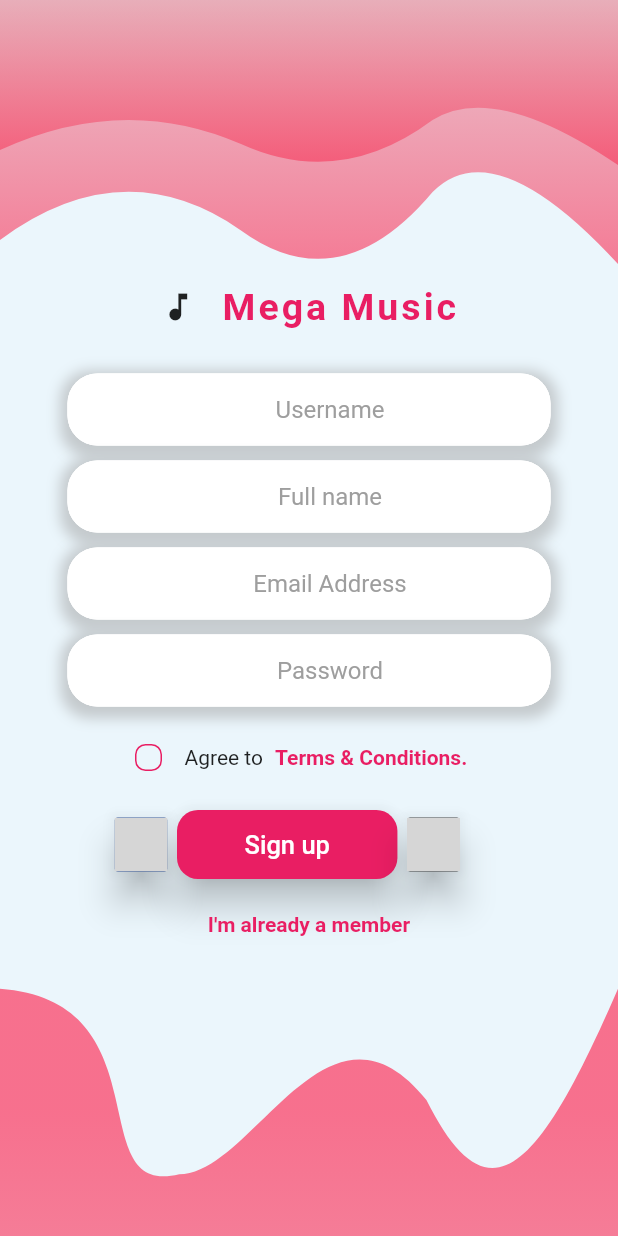
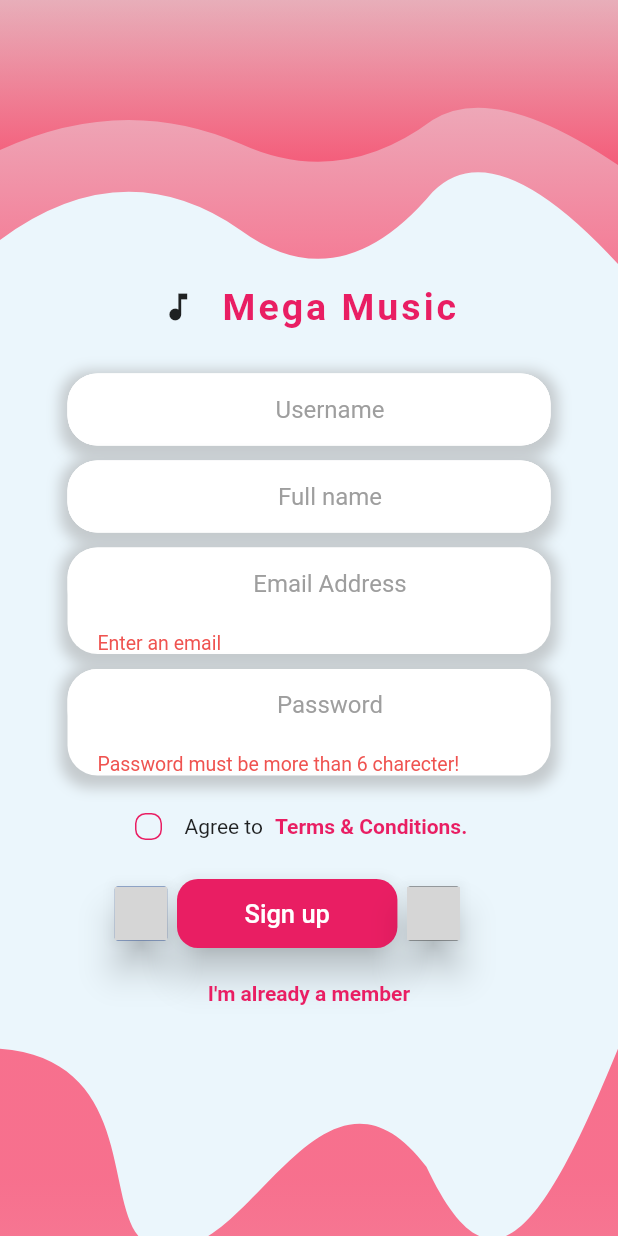
Before and after one commit to glULTRA/mysocial, a Flutter app: the Register screen opened directly, after a tap on "Sign up", on a phone screen of 412 x 824 dp. Run offline on Flutter 3.47's test engine with Material 2 defaults, Android fonts, the phone set to English and light mode, and no system bars; our stand-ins replace firebase_auth, firebase_core, flutter_signin_button, flutter_spinkit; accounts and stored records are empty; grey boxes are pictures that could not be loaded.

Commit message:
Redesigned TextInputDecoration

```diff
--- a/lib/screens/authenticate/register.dart
+++ b/lib/screens/authenticate/register.dart
@@ -1,6 +1,9 @@
 // ignore_for_file: deprecated_member_use
 
+import 'package:firebase_auth/firebase_auth.dart';
 import 'package:flutter/material.dart';
+import 'package:mysocial/models/user.dart';
+import 'package:mysocial/services/auth.dart';
 import 'package:mysocial/shared/forms/containerTextInputShadow.dart';
 import 'package:mysocial/shared/shapes/bottom_wave.dart';
 import 'package:mysocial/shared/shapes/wave.dart';
@@ -15,6 +18,18 @@ class Register extends StatefulWidget {
 
 class _RegisterState extends State<Register> {
   bool isAgree = false;
+  MegaUserData? mega_user_data = MegaUserData();
+  TextEditingController username = TextEditingController();
+  TextEditingController fullname = TextEditingController();
+  TextEditingController email = TextEditingController();
+  TextEditingController password = TextEditingController();
+
+  MegaUserData? user_data;
+
+  final AuthService _auth = AuthService();
+  final _formKey = GlobalKey<FormState>();
+  bool isValidate = true;
+
   @override
   Widget build(BuildContext context) {
     Size device_size = MediaQuery.of(context).size;
@@ -53,7 +68,9 @@ class _RegisterState extends State<Register> {
                   Opacity(
                     opacity: 0.60,
                     child: Container(
-                      height: device_size.height,
+                      height: isValidate
+                          ? device_size.height
+                          : device_size.height + 50,
                       child: CustomPaint(
                         painter: BottomWave(),
                         child: Container(),
@@ -64,6 +81,8 @@ class _RegisterState extends State<Register> {
                     child: Container(
                       padding:
                           EdgeInsets.only(top: 190, left: 45.0, right: 45.0),
+                      child: Form(
+                        key: _formKey,
                         child: Column(
                           children: [
                             Wrap(
@@ -86,18 +105,24 @@ class _RegisterState extends State<Register> {
                               placeholder: "Username",
                               icon: null,
                               textAlign: TextAlign.center,
+                              controller: username,
+                              // validator: (username) => AuthService().isUsernameExist(username) ? "Username already taken" : null;
                             ),
                             SizedBox(height: 10.0),
                             ContainerTextInputShadow(
                               placeholder: "Full name",
                               icon: null,
                               textAlign: TextAlign.center,
+                              controller: fullname,
                             ),
                             SizedBox(height: 10.0),
                             ContainerTextInputShadow(
                               placeholder: "Email Address",
                               icon: null,
                               textAlign: TextAlign.center,
+                              controller: email,
+                              validator2: (email) =>
+                                  email!.isEmpty ? 'Enter an email' : null,
                             ),
                             SizedBox(height: 10.0),
                             ContainerTextInputShadow(
@@ -105,6 +130,10 @@ class _RegisterState extends State<Register> {
                               placeholder: "Password",
                               icon: null,
                               textAlign: TextAlign.center,
+                              controller: password,
+                              validator2: (password) => password!.length < 6
+                                  ? 'Password must be more than 6 charecter!'
+                                  : null,
                             ),
                             SizedBox(height: 10.0),
                             Row(
@@ -153,7 +182,16 @@ class _RegisterState extends State<Register> {
                                   onPressed: () {},
                                 ),
                                 RaisedButton(
-                                onPressed: () {},
+                                  onPressed: () async {
+                                    if (_formKey.currentState!.validate()) {
+                                      print("Hello");
+                                      isValidate = true;
+                                    } else {
+                                      setState(() {
+                                        isValidate = false;
+                                      });
+                                    }
+                                  },
                                   color: Colors.pink[500],
                                   elevation: 10.0,
                                   padding: EdgeInsets.only(
@@ -198,6 +236,7 @@ class _RegisterState extends State<Register> {
                         ),
                       ),
                     ),
+                  ),
                 ],
               )),
         ),
--- a/lib/services/auth.dart
+++ b/lib/services/auth.dart
@@ -1,4 +1,74 @@
+import 'package:firebase_auth/firebase_auth.dart';
+import 'package:mysocial/models/user.dart';
 
-class AuthService{
+class AuthService {
+  // Firbase authentication object.
+  final FirebaseAuth _auth = FirebaseAuth.instance;
 
+  // User instance
+  MegaUser? _userFromFireBase(User? user) {
+    // if user is not null we gonna make a new user within it's id.
+    return user != null ? MegaUser(uid: user.uid) : null;
+  }
+
+  // Authentication change user stream.
+  Stream<MegaUser?> get user {
+    return _auth.authStateChanges().map(_userFromFireBase);
+  }
+
+  // <---------Register--------->
+  // Email & password Register.
+  Future registerWithEmailAndPassword({
+    required String email,
+    required String password,
+    String? username,
+    String? fullname,
+  }) async {
+    try {
+      UserCredential result = await _auth.createUserWithEmailAndPassword(
+        email: email,
+        password: password,
+      );
+      // Get a user
+      User? user = result.user;
+      // Add username/fullname to database.
+      // ....
+      // Return Mega User id.
+      return _userFromFireBase(user);
+    } catch (e) {
+      print("Error::Register::Email/Password::$e");
+      return null;
+    }
+  }
+
+  // Facebool Register.
+  // Github Register.
+  // <---------SignIn--------->
+  // Sign in with email/username and password.
+  Future signInWithEmailAndPassword({
+    required String email,
+    required String password,
+  }) async {
+    try {
+      UserCredential? result = await _auth.signInWithEmailAndPassword(
+          email: email, password: password);
+      User? user = result.user;
+      return _userFromFireBase(user!);
+    } catch (e) {
+      print("Error::SignIn::Email/Password::$e");
+      return null;
+    }
+  }
+  // Sign in with Facebook.
+  // Sign in with Github.
+
+  // Check if user is exist.
+  //Bool isUsernameExist(String username) async {
+  //  try {
+  // We should check from database later
+  //    return false;
+  //  } catch (e) {
+  //    return false;
+  //  }
+  //}
 }
--- a/lib/shared/forms/containerTextInputShadow.dart
+++ b/lib/shared/forms/containerTextInputShadow.dart
@@ -1,12 +1,14 @@
 import 'package:flutter/material.dart';
 import 'package:mysocial/shared/forms/textInputDecoration.dart';
 
-Container ContainerTextInputShadow(
-        {required String? placeholder,
-        required IconData? icon,
-        TextAlign textAlign = TextAlign.start,
-        bool obscureText = false,
-        TextEditingController? controller}) =>
+Container ContainerTextInputShadow({
+  required String? placeholder,
+  required IconData? icon,
+  TextAlign textAlign = TextAlign.start,
+  bool obscureText = false,
+  TextEditingController? controller,
+  FormFieldValidator<String>? validator2,
+}) =>
     Container(
       decoration: BoxDecoration(
         color: Colors.white,
@@ -21,9 +23,11 @@ Container ContainerTextInputShadow(
         ],
       ),
       child: TextFormField(
+        onChanged: (value) => value = value,
         obscureText: obscureText,
         textAlign: textAlign,
         controller: controller,
+        validator: validator2,
         decoration: textInputDecoration(
           icon: icon,
           placeholder: placeholder,
--- a/pubspec.yaml
+++ b/pubspec.yaml
@@ -38,6 +38,7 @@ dependencies:
   firebase_auth: ^3.3.19
   flutter_spinkit: ^5.1.0
   flutter_signin_button: ^2.0.0
+  provider: ^6.0.3
 
 dev_dependencies:
   flutter_test:
```
Also changed, not shown: lib/main.dart (+32 -2 lines), lib/screens/wrapper.dart (+4 -14 lines), lib/shared/forms/textInputDecoration.dart (+18 -1 lines), pubspec.lock. Lines whose indentation alone changed are shown as unchanged.
